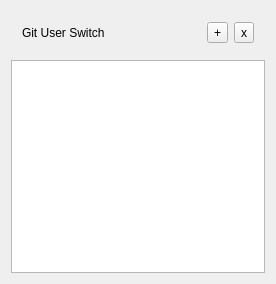
This is src/view/window.ui in ddmoyu/gus_gui as Qt 5 draws it before an edit. The edited form follows.
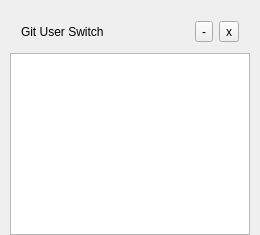
This is the edited form.

```diff
--- a/src/view/window.ui
+++ b/src/view/window.ui
@@ -6,8 +6,8 @@
    <rect>
     <x>0</x>
     <y>0</y>
-    <width>276</width>
-    <height>284</height>
+    <width>260</width>
+    <height>235</height>
    </rect>
   </property>
   <property name="windowTitle">
@@ -15,13 +15,13 @@
   </property>
   <layout class="QGridLayout" name="gridLayout">
    <property name="leftMargin">
-    <number>0</number>
+    <number>10</number>
    </property>
    <property name="topMargin">
-    <number>0</number>
+    <number>10</number>
    </property>
    <property name="rightMargin">
-    <number>0</number>
+    <number>10</number>
    </property>
    <property name="bottomMargin">
     <number>0</number>
@@ -32,6 +32,21 @@
    <item row="0" column="0">
     <widget class="QWidget" name="widget" native="true">
      <layout class="QGridLayout" name="gridLayout_3">
+      <property name="leftMargin">
+       <number>0</number>
+      </property>
+      <property name="topMargin">
+       <number>0</number>
+      </property>
+      <property name="rightMargin">
+       <number>0</number>
+      </property>
+      <property name="bottomMargin">
+       <number>0</number>
+      </property>
+      <property name="spacing">
+       <number>0</number>
+      </property>
       <item row="0" column="0">
        <widget class="QWidget" name="widget_2" native="true">
         <layout class="QGridLayout" name="gridLayout_2">
@@ -51,7 +66,7 @@
          <item row="0" column="2">
           <widget class="QToolButton" name="btn_add">
            <property name="text">
-            <string>+</string>
+            <string>-</string>
            </property>
           </widget>
          </item>
```
Left out of the diff: 8 changed lines with no effect on the pictures.
